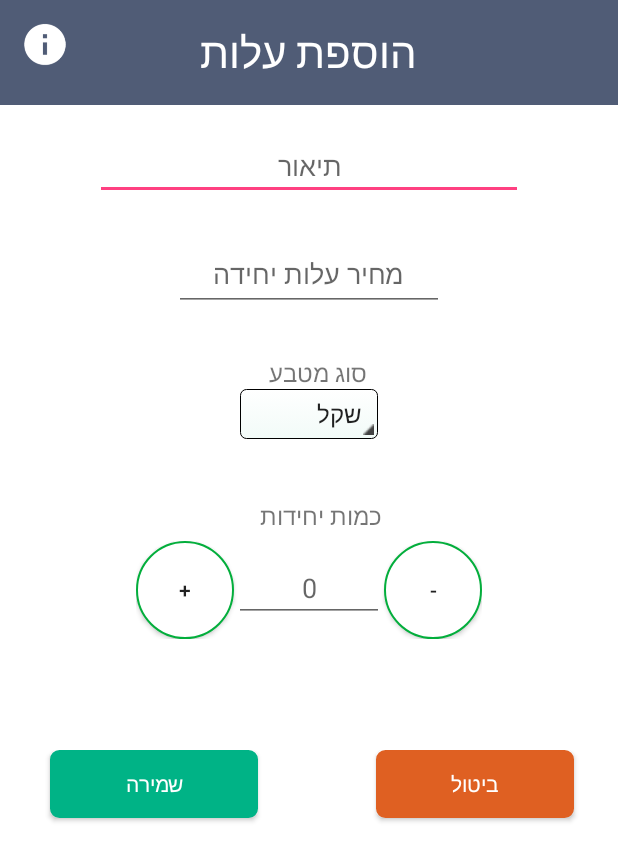
After one commit to moranmo29/Final_Project, an Android app: the AddCosts screen opened directly, with no data from a screen before it, on a phone screen of 412 x 824 dp. The commit adds this screen. Shown: the top 861 px of the screen. Run offline under Robolectric (Android 15) with nearby library versions, the phone set to English and light mode, and no system bars.

Commit message:
Costs activity and AddCost activity

```diff
--- /dev/null
+++ b/app/src/main/java/com/moran/myd/AddCosts.java
@@ -0,0 +1,59 @@
+package com.moran.myd;
+
+import android.content.Intent;
+import android.support.v7.app.AppCompatActivity;
+import android.os.Bundle;
+import android.view.View;
+import android.widget.AdapterView;
+import android.widget.ArrayAdapter;
+import android.widget.Button;
+import android.widget.Spinner;
+
+public class AddCosts extends AppCompatActivity implements AdapterView.OnItemSelectedListener {
+
+    Spinner typeCoin;
+    Button cancelBtn;
+
+    @Override
+    protected void onCreate(Bundle savedInstanceState) {
+        super.onCreate(savedInstanceState);
+        setContentView(R.layout.activity_add_costs);
+
+        typeCoin = (Spinner)findViewById(R.id.costs_type_coin_spinner);
+        cancelBtn = (Button)findViewById(R.id.cancel_btn);
+
+
+         /*Manage the data - the adapter will put data inside the spinner
+        android.R.layout.simple_spinner_item contain a TextView that is repeated to form the List structure  */
+        ArrayAdapter adapterTypeCoin = ArrayAdapter.createFromResource(this, R.array.typeCoinSpinner, android.R.layout.simple_spinner_item);
+
+
+        typeCoin.setAdapter(adapterTypeCoin);
+        typeCoin.setOnItemSelectedListener(this);
+
+
+        cancelBtn.setOnClickListener(new View.OnClickListener() {
+            @Override
+            public void onClick(View view) {
+                moveToCosts();
+            }
+        });
+
+    }
+
+    @Override
+    public void onItemSelected(AdapterView<?> adapterView, View view, int i, long l) {
+        // TextView myText = (TextView) view;
+        // Toast.makeText(this, "you selected:" + myText.getText(), Toast.LENGTH_SHORT).show();
+    }
+
+    @Override
+    public void onNothingSelected(AdapterView<?> adapterView) {
+
+    }
+
+    public void moveToCosts(){
+        Intent i = new Intent(AddCosts.this, Costs.class);
+        startActivity(i);
+    }
+}
--- /dev/null
+++ b/app/src/main/res/drawable/button_plus_minus.xml
@@ -0,0 +1,14 @@
+<?xml version="1.0" encoding="utf-8"?>
+<shape xmlns:android="http://schemas.android.com/apk/res/android"
+    android:shape="rectangle">
+    <corners android:radius="1000dp" />
+    <solid android:color="#FFFFFF" />
+    <stroke
+        android:width="1dip"
+        android:color="#03ae3c" />
+    <padding
+        android:bottom="0.5dp"
+        android:left="0.5dp"
+        android:right="0.5dp"
+        android:top="0.5dp" />
+</shape>
--- /dev/null
+++ b/app/src/main/res/layout/activity_add_costs.xml
@@ -0,0 +1,187 @@
+<?xml version="1.0" encoding="utf-8"?>
+<RelativeLayout xmlns:android="http://schemas.android.com/apk/res/android"
+    xmlns:app="http://schemas.android.com/apk/res-auto"
+    xmlns:tools="http://schemas.android.com/tools"
+    android:id="@+id/activity_add_costs"
+    android:layout_width="match_parent"
+    android:layout_height="match_parent"
+    android:background="#FFFFFF"
+    android:orientation="vertical"
+    tools:context="com.moran.myd.AddCosts">
+
+    <LinearLayout
+        android:layout_width="match_parent"
+        android:layout_height="70dp"
+        android:layout_centerHorizontal="true"
+        android:background="#505C76"
+        android:orientation="vertical"
+        android:textAlignment="center" />
+
+    <TextView
+        android:id="@+id/textView2"
+        android:layout_width="match_parent"
+        android:layout_height="wrap_content"
+        android:layout_alignParentLeft="true"
+        android:layout_alignParentStart="true"
+        android:layout_marginBottom="19dp"
+        android:padding="15dp"
+        android:text="@string/new_costs_title"
+        android:textAlignment="center"
+        android:textColor="@android:color/white"
+        android:textSize="28sp" />
+
+    <ImageButton
+        android:id="@+id/home_btn"
+        android:layout_width="35dp"
+        android:layout_height="35dp"
+        android:layout_alignParentLeft="true"
+        android:layout_alignParentStart="true"
+        android:layout_alignParentTop="true"
+        android:layout_marginLeft="12dp"
+        android:layout_marginStart="12dp"
+        android:layout_marginTop="12dp"
+        android:background="#505C76"
+        android:contentDescription="@string/information"
+        android:scaleType="fitXY"
+        app:srcCompat="@drawable/infor" />
+
+    <RelativeLayout
+        android:layout_width="match_parent"
+        android:layout_height="100dp"
+        android:layout_alignParentLeft="true"
+        android:layout_alignParentStart="true"
+        android:layout_alignParentTop="true"
+        android:layout_marginTop="500dp">
+
+        <Button
+            android:id="@+id/cancel_btn"
+            android:layout_width="wrap_content"
+            android:layout_height="45dp"
+            android:layout_alignParentEnd="true"
+            android:layout_alignParentRight="true"
+            android:layout_alignParentTop="true"
+            android:layout_marginEnd="29dp"
+            android:layout_marginRight="29dp"
+            android:background="@drawable/buttonshape"
+            android:backgroundTint="#DF6022"
+            android:paddingLeft="50dp"
+            android:paddingRight="50dp"
+            android:text="@string/cancel_btn"
+            android:textColor="#FFFFFF"
+            tools:ignore="RelativeOverlap" />
+
+        <Button
+            android:id="@+id/save_btn"
+            android:layout_width="wrap_content"
+            android:layout_height="45dp"
+            android:layout_alignParentLeft="true"
+            android:layout_alignParentStart="true"
+            android:layout_alignParentTop="true"
+            android:layout_marginLeft="33dp"
+            android:layout_marginStart="33dp"
+            android:background="@drawable/buttonshape"
+            android:backgroundTint="#00B386"
+            android:paddingLeft="50dp"
+            android:paddingRight="50dp"
+            android:text="@string/save_btn"
+            android:textColor="#FFFFFF" />
+    </RelativeLayout>
+
+    <LinearLayout
+        android:layout_width="match_parent"
+        android:layout_height="400dp"
+        android:layout_alignParentLeft="true"
+        android:layout_alignParentStart="true"
+        android:layout_below="@+id/textView2"
+        android:orientation="vertical"
+        android:weightSum="1">
+
+
+        <EditText
+            android:id="@+id/add_costs_description"
+            android:layout_width="285dp"
+            android:layout_height="wrap_content"
+            android:layout_gravity="center"
+            android:ems="10"
+            android:hint="@string/description_cost"
+            android:inputType="text"
+            android:maxLines="1"
+            android:textAlignment="center" />
+
+        <EditText
+            android:id="@+id/costPrice"
+            android:layout_width="180dp"
+            android:layout_height="wrap_content"
+            android:layout_gravity="center"
+            android:layout_marginTop="25dp"
+            android:layout_weight="0.05"
+            android:ems="10"
+            android:hint="@string/costs_price_unit"
+            android:inputType="numberDecimal"
+            android:maxLines="1"
+            android:textAlignment="center" />
+
+        <TextView
+            android:id="@+id/typeCoin"
+            android:layout_width="77dp"
+            android:layout_height="wrap_content"
+            android:layout_gravity="center"
+            android:layout_marginTop="30dp"
+            android:ems="10"
+            android:text="@string/type_coin"
+            android:textSize="16sp" />
+
+        <Spinner
+            android:id="@+id/costs_type_coin_spinner"
+            android:layout_width="92dp"
+            android:layout_height="wrap_content"
+            android:layout_gravity="center"
+            android:layout_weight="0.08"
+            android:background="@drawable/gradient_spinner"
+            android:textAlignment="center" />
+
+        <TextView
+            android:id="@+id/quantityUnit"
+            android:layout_width="98dp"
+            android:layout_height="wrap_content"
+            android:layout_gravity="center"
+            android:layout_marginTop="40dp"
+            android:layout_weight="0.08"
+            android:ems="10"
+            android:text="@string/quantity_unit"
+            android:textSize="16sp" />
+
+        <LinearLayout
+            android:layout_width="wrap_content"
+            android:layout_height="wrap_content"
+            android:layout_gravity="center"
+            android:orientation="horizontal">
+
+            <Button
+                android:id="@+id/button_plus"
+                android:layout_width="65dp"
+                android:layout_height="65dp"
+                android:background="@drawable/button_plus_minus"
+                android:text="@string/plus_counter" />
+
+
+            <EditText
+                android:id="@+id/costsQuantity"
+                android:layout_width="100dp"
+                android:layout_height="wrap_content"
+                android:gravity="center"
+                android:hint="@string/init_zero_value"
+                android:inputType="number"></EditText>
+
+            <Button
+                android:id="@+id/button_minus"
+                android:layout_width="65dp"
+                android:layout_height="65dp"
+                android:background="@drawable/button_plus_minus"
+                android:text="@string/minus_counter" />
+
+
+        </LinearLayout>
+
+    </LinearLayout>
+</RelativeLayout>
--- a/app/src/main/res/values/strings.xml
+++ b/app/src/main/res/values/strings.xml
@@ -20,4 +20,58 @@
     <!--Menu Activity-->
     <string name="menu_text">תפריט</string>
 
+    <!--Suppliers Activity-->
+    <string name="supplier_title">ספקים</string>
+    <string name="search_supplier">חפש</string>
+    <string name="new_supplier_title">ספק חדש</string>
+    <string name="sup_name">*שם ספק</string>
+    <string name="sup_role">חברה/תפקיד</string>
+    <string name="sup_address">כתובת</string>
+    <string-array name="typeAddress">
+        <item>בית</item>
+        <item>עבודה</item>
+        <item>אחר</item>
+    </string-array>
+    <string name="sup_email">דואר אלקטרוני</string>
+    <string-array name="typeEmail">
+        <item>אישי</item>
+        <item>עבודה</item>
+        <item>ארגון</item>
+        <item>עיקרי</item>
+        <item>משני</item>
+        <item>אחר</item>
+    </string-array>
+    <string name="sup_phone">*מספר טלפון</string>
+    <string-array name="typePhoneNumber">
+        <item>נייד</item>
+        <item>עבודה</item>
+        <item>בית</item>
+        <item>פקס עבודה</item>
+        <item>פקס ביתי</item>
+        <item>אחר</item>
+    </string-array>
+    <string name="sup_comments">הערות</string>
+    <string name="cancel_btn">ביטול</string>
+    <string name="save_btn">שמירה</string>
+
+    <!--Costs Activity-->
+    <string name="costs_title">עלויות</string>
+
+    <string name="new_costs_title">הוספת עלות</string>
+    <string name="information">information</string>
+    <string name="description_cost">תיאור</string>
+    <string name="costs_price_unit">מחיר עלות יחידה</string>
+    <string name="type_coin">סוג מטבע</string>
+    <string-array name="typeCoinSpinner">
+        <item>שקל</item>
+        <item>דולר</item>
+        <item>יורו</item>
+        <item>אחר</item>
+    </string-array>
+    <string name="quantity_unit">כמות יחידות</string>
+    <string name="plus_counter">+</string>
+    <string name="minus_counter">-</string>
+    <string name="init_zero_value">0</string>
+
+
 </resources>
```
Also changed, not shown: app/src/main/AndroidManifest.xml (+7 -7 lines), app/src/main/java/com/moran/myd/Costs.java (added, +50 -0 lines), app/src/main/java/com/moran/myd/MainMenu.java (+7 -0 lines), app/src/main/res/layout/activity_costs.xml (added, +67 -0 lines), app/src/main/res/values/styles.xml (+13 -0 lines).
